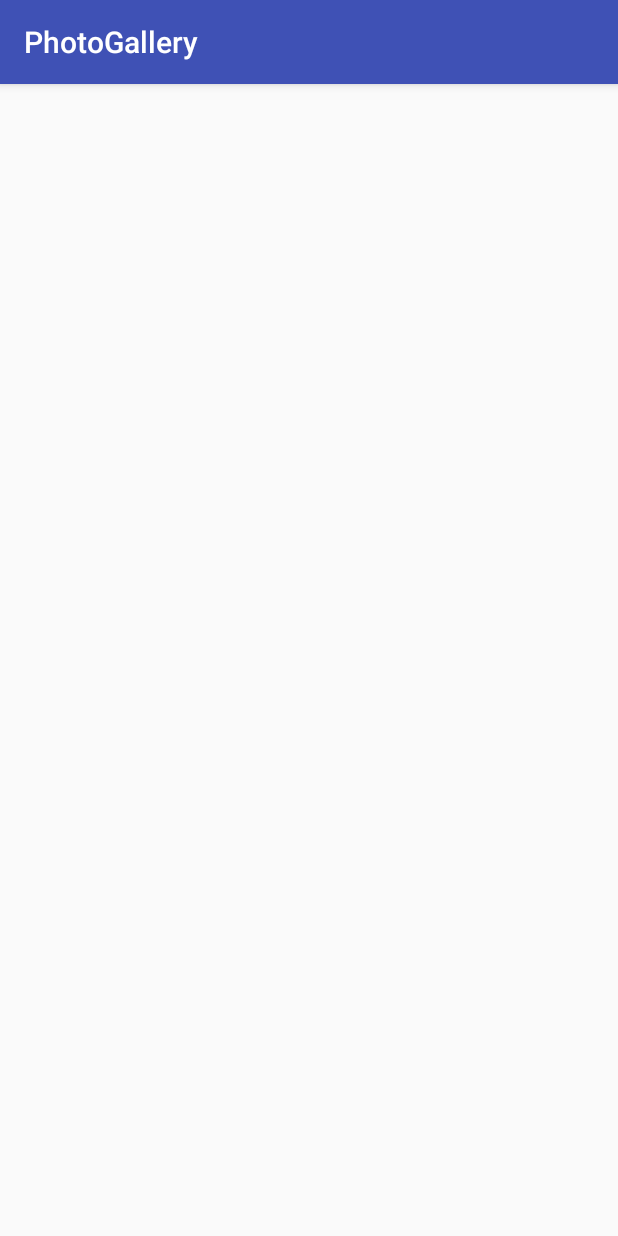
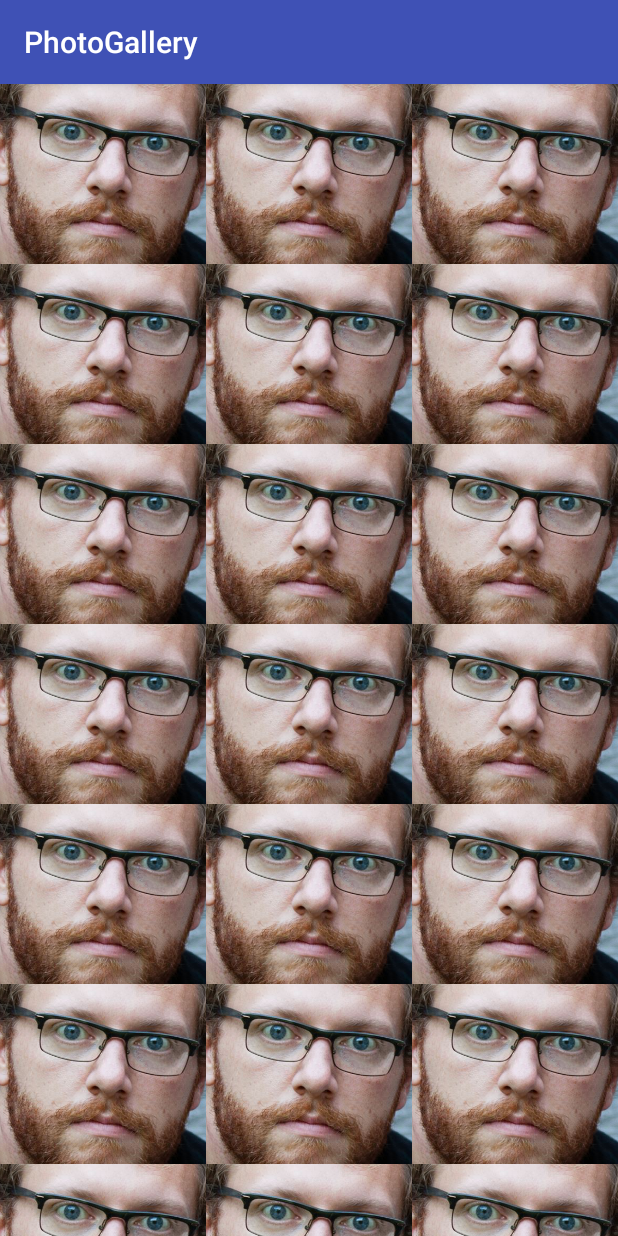
Before and after one commit to qq2504021719/andrapp, an Android app: the screen it shows after launch (PhotoGalleryActivity), on a phone screen of 412 x 824 dp. Run offline under Robolectric (Android 15) with nearby library versions, the phone set to English and light mode, and no system bars.

```diff
--- a/PhotoGallery/app/src/main/java/com/bignerdranch/android/photogallery/FlickrFetchr.java
+++ b/PhotoGallery/app/src/main/java/com/bignerdranch/android/photogallery/FlickrFetchr.java
@@ -105,9 +105,8 @@ public class FlickrFetchr {
         } catch (JSONException je){
             Log.i(TAG,"json: "+je);
         } catch (IOException ioe){
-            Log.i(TAG,"json: "+ioe);
+            Log.i(TAG,"ioe: "+ioe);
         }
-        Log.i(TAG,String.valueOf(items.size()));
         return items;
     }
 
@@ -119,7 +118,6 @@ public class FlickrFetchr {
     private void parseItems(List<GalleryItem> items, JSONObject jsonBody) throws IOException,JSONException{
         JSONObject photosJsonObject = jsonBody.getJSONObject("photos");
         JSONArray photoJsonArray = photosJsonObject.getJSONArray("photo");
-        Log.i(TAG,"parseItems: ");
         for(int i = 0; i< photoJsonArray.length();i++){
 
             JSONObject photoJsonObject = photoJsonArray.getJSONObject(i);
@@ -128,14 +126,13 @@ public class FlickrFetchr {
 
             item.setId(photoJsonObject.getString("id"));
             item.setCaption(photoJsonObject.getString("title"));
-            Log.i(TAG,"title: "+item.toString());
-            if(!photoJsonObject.has("url_s")){
-                continue;
+
+            if(photoJsonObject.has("url_s")){
+                item.setUrl(photoJsonObject.getString("url_s"));
             }
-
-            item.setUrl(photoJsonObject.getString("url_s"));
             items.add(item);
         }
+
     }
 
 }
--- a/PhotoGallery/app/src/main/java/com/bignerdranch/android/photogallery/PhotoGalleryFragment.java
+++ b/PhotoGallery/app/src/main/java/com/bignerdranch/android/photogallery/PhotoGalleryFragment.java
@@ -1,5 +1,6 @@
 package com.bignerdranch.android.photogallery;
 
+import android.graphics.drawable.Drawable;
 import android.os.AsyncTask;
 import android.os.Bundle;
 import android.support.v4.app.Fragment;
@@ -9,6 +10,7 @@ import android.util.Log;
 import android.view.LayoutInflater;
 import android.view.View;
 import android.view.ViewGroup;
+import android.widget.ImageView;
 import android.widget.TextView;
 
 import org.json.JSONException;
@@ -29,6 +31,7 @@ public class PhotoGalleryFragment extends Fragment {
     private static final String TAG = "PhotoGalleryFragment";
 
     private List<GalleryItem> mItems = new ArrayList<>();
+    private ThumbnailDownloader<PhotoHolder> mThumbnailDownloader;
 
     public static PhotoGalleryFragment newInstance(){
         return new PhotoGalleryFragment();
@@ -42,6 +45,11 @@ public class PhotoGalleryFragment extends Fragment {
 
         // execute() 方法会启动AsyncTask,继而触发后台线程并调用 doInbackground(...)
         new FetchItemsTask().execute();
+
+        mThumbnailDownloader = new ThumbnailDownloader<>();
+        mThumbnailDownloader.start();
+        mThumbnailDownloader.getLooper();
+        Log.i(TAG,"后台线程开始");
     }
 
     @Override
@@ -57,6 +65,13 @@ public class PhotoGalleryFragment extends Fragment {
         return v;
     }
 
+    @Override
+    public void onDestroy(){
+        super.onDestroy();
+        mThumbnailDownloader.quit();
+        Log.i(TAG,"后台线程销毁");
+    }
+
     private void setupAdapter(){
         if (isAdded()){
             mPhotoRecyclerView.setAdapter(new PhotoAdapter(mItems));
@@ -65,15 +80,15 @@ public class PhotoGalleryFragment extends Fragment {
 
     private class PhotoHolder extends RecyclerView.ViewHolder{
 
-        private TextView mTitleTextView;
+        private ImageView mItemImageView;
 
         public PhotoHolder(View itemView){
             super(itemView);
-            mTitleTextView = (TextView) itemView;
+            mItemImageView = (ImageView) itemView.findViewById(R.id.fragment_photo_gallery_image_view);
         }
 
-        public void bindGalleryItem(GalleryItem item){
-            mTitleTextView.setText(item.toString());
+        public void bindDrawable(Drawable drawable){
+            mItemImageView.setImageDrawable(drawable);
         }
     }
 
@@ -86,14 +101,18 @@ public class PhotoGalleryFragment extends Fragment {
 
         @Override
         public PhotoHolder onCreateViewHolder(ViewGroup viewGroup,int viewType){
-            TextView textView = new TextView(getActivity());
-            return new PhotoHolder(textView);
+            LayoutInflater inflater = LayoutInflater.from(getActivity());
+            View view = inflater.inflate(R.layout.gallery_item,viewGroup,false);
+            return new PhotoHolder(view);
         }
 
         @Override
         public void onBindViewHolder(PhotoHolder photoHolder,int position){
             GalleryItem galleryItem = mGalleryItems.get(position);
-            photoHolder.bindGalleryItem(galleryItem);
+            Drawable placeholder = getResources().getDrawable(R.drawable.bill_up_close);
+            photoHolder.bindDrawable(placeholder);
+            // 调用线程的 queueThumbnail方法,传入PhotoHolder和GalleryItem的URL
+            mThumbnailDownloader.queueThumbnail(photoHolder,galleryItem.getUrl());
         }
 
         @Override
--- /dev/null
+++ b/PhotoGallery/app/src/main/java/com/bignerdranch/android/photogallery/ThumbnailDownloader.java
@@ -0,0 +1,35 @@
+package com.bignerdranch.android.photogallery;
+
+import android.os.HandlerThread;
+import android.util.Log;
+
+/**
+ * Created by Administrator on 2017/9/5.
+ */
+
+public class ThumbnailDownloader<T> extends HandlerThread {
+
+    private static final String TAG = "ThumbnailDownloader";
+
+    private Boolean mHasQuit = false;
+
+    public ThumbnailDownloader(){
+        super(TAG);
+    }
+
+    @Override
+    public boolean quit(){
+        mHasQuit = true;
+        return super.quit();
+    }
+
+    /**
+     * 存根方法
+     * @param target
+     * @param url
+     */
+    public void queueThumbnail(T target,String url){
+        Log.i(TAG,"有一个URL: "+url);
+    }
+
+}
--- /dev/null
+++ b/PhotoGallery/app/src/main/res/layout/gallery_item.xml
@@ -0,0 +1,9 @@
+<?xml version="1.0" encoding="utf-8"?>
+<ImageView xmlns:android="http://schemas.android.com/apk/res/android"
+           android:id="@+id/fragment_photo_gallery_image_view"
+           android:layout_width="match_parent"
+           android:layout_height="120dp"
+           android:layout_gravity="center"
+           android:scaleType="centerCrop">
+
+</ImageView>
```
Also changed, not shown: PhotoGallery/app/src/main/res/drawable/bill_up_close.png (added), 1 other file.
